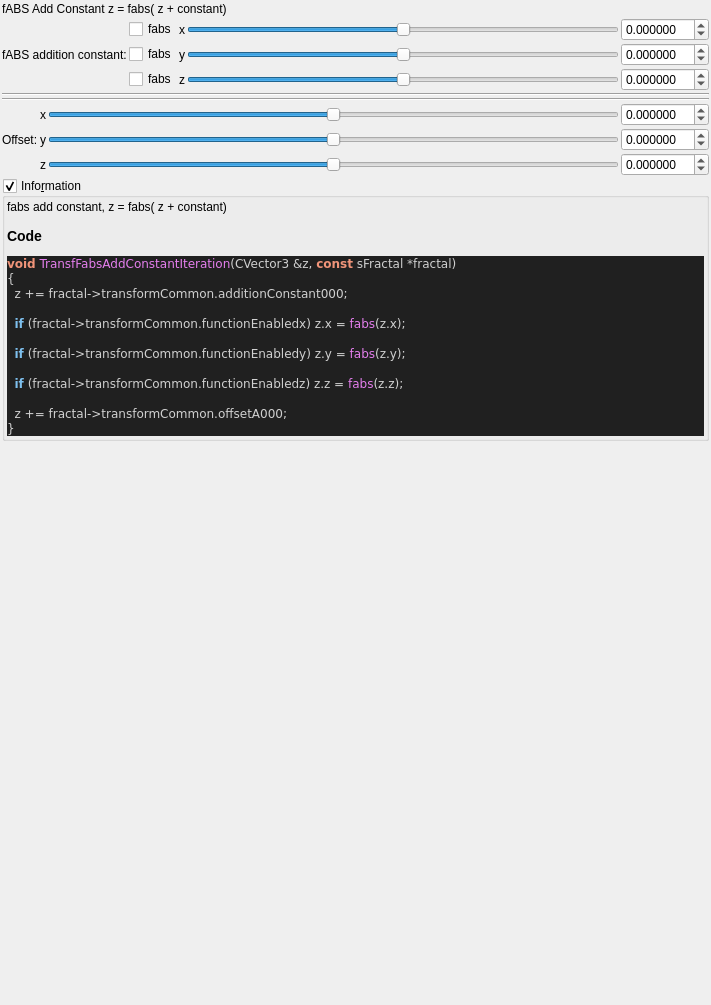
buddhi1980/mandelbulber2, file mandelbulber2/formula/ui/fractal_transf_fabs_add_constant.ui: the form before one commit.
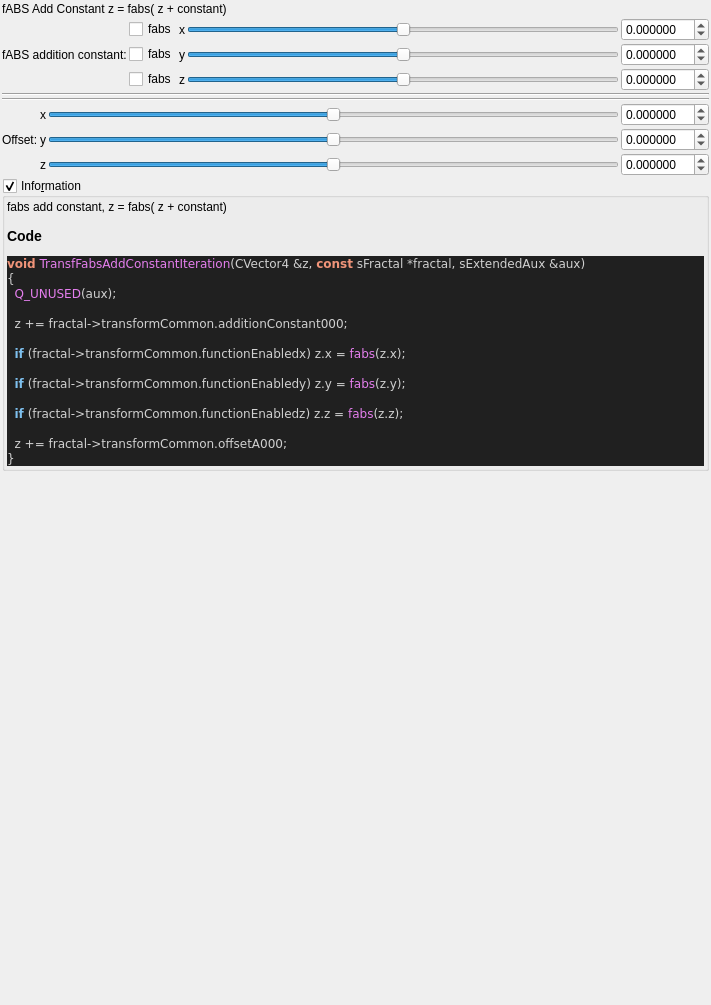
The form after the commit. Custom widgets are drawn as their Qt base class.

Patch:
```diff
--- a/mandelbulber2/formula/ui/fractal_transf_fabs_add_constant.ui
+++ b/mandelbulber2/formula/ui/fractal_transf_fabs_add_constant.ui
@@ -499,8 +499,10 @@
 &lt;/table&gt;
 &lt;h3&gt;Code&lt;/h3&gt;
 &lt;body style=&quot;background-color:#202020&quot;&gt;
-&lt;pre style=&quot;color:#d0d0d0; background-color:#202020;  font-family:'Courier New',monospace;&quot;&gt;&lt;span style=&quot;color:#f09479; font-weight:bold&quot;&gt;void&lt;/span&gt; &lt;span style=&quot;color:#e47eed&quot;&gt;TransfFabsAddConstantIteration&lt;/span&gt;&lt;span style=&quot;color:#d0d0d0&quot;&gt;(&lt;/span&gt;CVector3 &lt;span style=&quot;color:#d0d0d0&quot;&gt;&amp;amp;&lt;/span&gt;z&lt;span style=&quot;color:#d0d0d0&quot;&gt;,&lt;/span&gt; &lt;span style=&quot;color:#f09479; font-weight:bold&quot;&gt;const&lt;/span&gt; sFractal &lt;span style=&quot;color:#d0d0d0&quot;&gt;*&lt;/span&gt;fractal&lt;span style=&quot;color:#d0d0d0&quot;&gt;)&lt;/span&gt;
+&lt;pre style=&quot;color:#d0d0d0; background-color:#202020;  font-family:'Courier New',monospace;&quot;&gt;&lt;span style=&quot;color:#f09479; font-weight:bold&quot;&gt;void&lt;/span&gt; &lt;span style=&quot;color:#e47eed&quot;&gt;TransfFabsAddConstantIteration&lt;/span&gt;&lt;span style=&quot;color:#d0d0d0&quot;&gt;(&lt;/span&gt;CVector4 &lt;span style=&quot;color:#d0d0d0&quot;&gt;&amp;amp;&lt;/span&gt;z&lt;span style=&quot;color:#d0d0d0&quot;&gt;,&lt;/span&gt; &lt;span style=&quot;color:#f09479; font-weight:bold&quot;&gt;const&lt;/span&gt; sFractal &lt;span style=&quot;color:#d0d0d0&quot;&gt;*&lt;/span&gt;fractal&lt;span style=&quot;color:#d0d0d0&quot;&gt;,&lt;/span&gt; sExtendedAux &lt;span style=&quot;color:#d0d0d0&quot;&gt;&amp;amp;&lt;/span&gt;aux&lt;span style=&quot;color:#d0d0d0&quot;&gt;)&lt;/span&gt;
 &lt;span style=&quot;color:#d0d0d0&quot;&gt;{&lt;/span&gt;
+  &lt;span style=&quot;color:#e47eed&quot;&gt;Q_UNUSED&lt;/span&gt;&lt;span style=&quot;color:#d0d0d0&quot;&gt;(&lt;/span&gt;aux&lt;span style=&quot;color:#d0d0d0&quot;&gt;);&lt;/span&gt;
+
   z &lt;span style=&quot;color:#d0d0d0&quot;&gt;+=&lt;/span&gt; fractal&lt;span style=&quot;color:#d0d0d0&quot;&gt;-&amp;gt;&lt;/span&gt;transformCommon&lt;span style=&quot;color:#d0d0d0&quot;&gt;.&lt;/span&gt;additionConstant000&lt;span style=&quot;color:#d0d0d0&quot;&gt;;&lt;/span&gt;
 
   &lt;span style=&quot;color:#7ec0ee; font-weight:bold&quot;&gt;if&lt;/span&gt; &lt;span style=&quot;color:#d0d0d0&quot;&gt;(&lt;/span&gt;fractal&lt;span style=&quot;color:#d0d0d0&quot;&gt;-&amp;gt;&lt;/span&gt;transformCommon&lt;span style=&quot;color:#d0d0d0&quot;&gt;.&lt;/span&gt;functionEnabledx&lt;span style=&quot;color:#d0d0d0&quot;&gt;)&lt;/span&gt; z&lt;span style=&quot;color:#d0d0d0&quot;&gt;.&lt;/span&gt;x &lt;span style=&quot;color:#d0d0d0&quot;&gt;=&lt;/span&gt; &lt;span style=&quot;color:#e47eed&quot;&gt;fabs&lt;/span&gt;&lt;span style=&quot;color:#d0d0d0&quot;&gt;(&lt;/span&gt;z&lt;span style=&quot;color:#d0d0d0&quot;&gt;.&lt;/span&gt;x&lt;span style=&quot;color:#d0d0d0&quot;&gt;);&lt;/span&gt;
```
